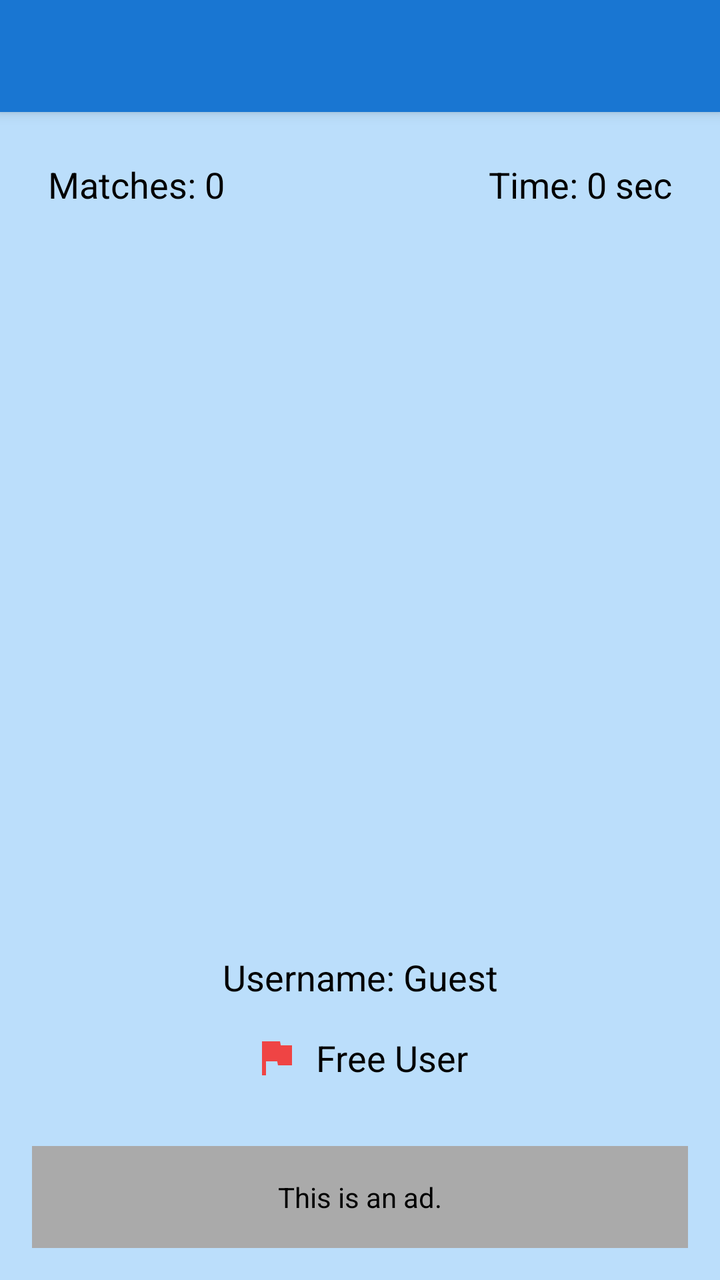
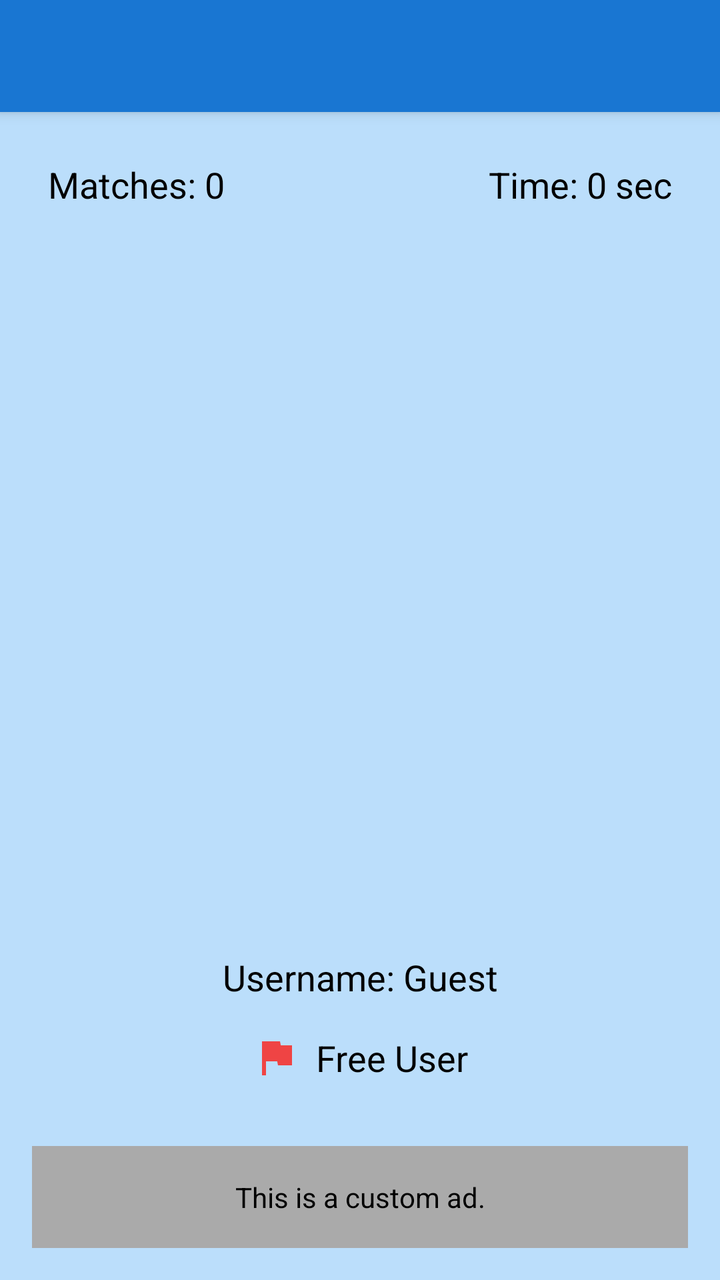

Two renders of the same Android screen: before a commit and after it. Below are the layout's source before the change and the commit's diff.
<!-- AndroidManifest.xml: application theme Theme.AppTheme -->
<!-- res/layout/activity_play.xml -->
<?xml version="1.0" encoding="utf-8"?>
<androidx.coordinatorlayout.widget.CoordinatorLayout
    xmlns:android="http://schemas.android.com/apk/res/android"
    xmlns:app="http://schemas.android.com/apk/res-auto"
    android:layout_width="match_parent"
    android:layout_height="match_parent"
    android:background="@color/blue_100">

    
    <com.google.android.material.appbar.AppBarLayout
        android:layout_width="match_parent"
        android:layout_height="wrap_content"
        android:theme="@style/ThemeOverlay.MaterialComponents.ActionBar">

        <androidx.appcompat.widget.Toolbar
            android:id="@+id/toolbar"
            android:layout_width="match_parent"
            android:layout_height="?attr/actionBarSize"
            android:background="@color/blue_700"
            android:title="Memory Game"
            android:titleTextColor="@android:color/white"
            app:popupTheme="@style/ThemeOverlay.MaterialComponents.Light" />
    </com.google.android.material.appbar.AppBarLayout>

    
    <LinearLayout
        android:layout_width="match_parent"
        android:layout_height="match_parent"
        android:orientation="vertical"
        android:layout_marginTop="?attr/actionBarSize"
        android:padding="16dp">

        
        <LinearLayout
            android:layout_width="match_parent"
            android:layout_height="wrap_content"
            android:orientation="horizontal"
            android:padding="8dp">

            <TextView
                android:id="@+id/matchesTextView"
                android:layout_width="0dp"
                android:layout_height="wrap_content"
                android:text="Matches: 0"
                android:layout_weight="1"
                android:textSize="18sp"
                android:textColor="@android:color/black" />

            <TextView
                android:id="@+id/timerTextView"
                android:layout_width="wrap_content"
                android:layout_height="wrap_content"
                android:text="Time: 0 sec"
                android:textSize="18sp"
                android:textColor="@android:color/black" />
        </LinearLayout>

        
        <androidx.recyclerview.widget.RecyclerView
            android:id="@+id/recyclerView"
            android:layout_width="match_parent"
            android:layout_height="0dp"
            android:layout_weight="1"
            android:padding="8dp" />

        <TextView
            android:id="@+id/usernameTextView"
            android:layout_width="match_parent"
            android:layout_height="wrap_content"
            android:layout_margin="8dp"
            android:text="Username: Guest"
            android:textSize="18sp"
            android:textColor="@android:color/black"
            android:gravity="center"
            android:layout_marginBottom="32dp" />

        <LinearLayout
            android:layout_width="match_parent"
            android:layout_height="wrap_content"
            android:orientation="horizontal"
            android:gravity="center"
            android:layout_marginTop="8dp"
            android:layout_marginBottom="32dp">

            <ImageView
                android:id="@+id/userStatusIcon"
                android:layout_width="24dp"
                android:layout_height="24dp"
                android:layout_marginEnd="8dp"
                android:src="@drawable/ic_free"
                android:contentDescription="User status icon" />

            <TextView
                android:id="@+id/userStatusTextView"
                android:layout_width="wrap_content"
                android:layout_height="wrap_content"
                android:text="Free User"
                android:textSize="18sp"
                android:textColor="@android:color/black" />
        </LinearLayout>

        <Button
            android:id="@+id/purchasePremiumButton"
            android:layout_width="wrap_content"
            android:layout_height="wrap_content"
            android:text="Purchase Premium"
            android:layout_gravity="center"
            android:visibility="gone"
            android:layout_marginBottom="32dp" />

        
        <TextView
            android:id="@+id/adTextView"
            android:layout_width="match_parent"
            android:layout_height="wrap_content"
            android:gravity="center"
            android:padding="16dp"
            android:text="This is an ad."
            android:textColor="@android:color/black"
            android:background="@android:color/darker_gray"
            android:visibility="visible" />
    </LinearLayout>
</androidx.coordinatorlayout.widget.CoordinatorLayout>
<!-- resources referenced by this layout -->
<resources>
  <color name="blue_100">#BBDEFB</color>
  <color name="blue_700">#1976D2</color>
  <!-- drawable ic_free (drawable) -->
  <vector xmlns:android="http://schemas.android.com/apk/res/android"
      android:width="24dp"
      android:height="24dp"
      android:viewportWidth="24"
      android:viewportHeight="24">
    <path
        android:pathData="M14.4,6L14,4H5v17h2v-7h5.6l0.4,2h7V6z"
        android:fillColor="#ef4444"/>
  </vector>
  <style name="Theme.AppTheme" parent="Theme.MaterialComponents.DayNight.NoActionBar">
          
          <item name="colorPrimary">@color/blue_700</item>
          <item name="colorPrimaryVariant">@color/blue_100</item>
          <item name="colorOnPrimary">@android:color/white</item>
          <item name="colorSecondary">@color/blue_700</item>
      </style>
</resources>

<!-- the commit's change to res/layout/activity_play.xml (unified diff, before → after) -->
@@ -115,9 +115,10 @@
             android:layout_height="wrap_content"
             android:gravity="center"
             android:padding="16dp"
-            android:text="This is an ad."
+            android:text="This is a custom ad."
             android:textColor="@android:color/black"
             android:background="@android:color/darker_gray"
             android:visibility="visible" />
+
     </LinearLayout>
 </androidx.coordinatorlayout.widget.CoordinatorLayout>
